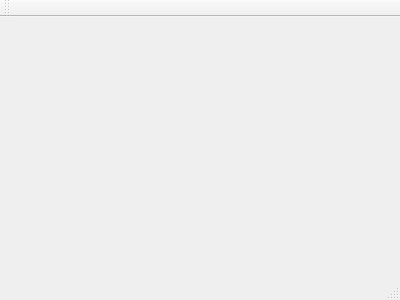
knu-2-tochanenko/OOP, file Note-App/mainwindow.ui: the form before one commit.
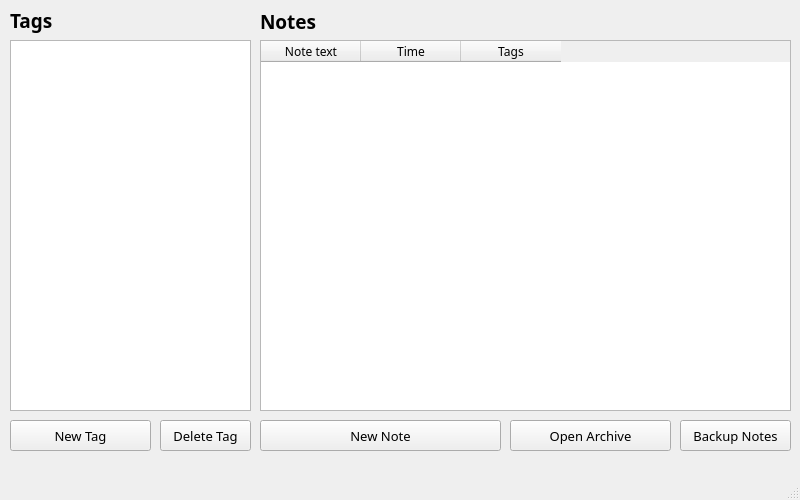
The form after the commit.

Commit message: Added interface. Tag system is working

```diff
--- a/Note-App/mainwindow.ui
+++ b/Note-App/mainwindow.ui
@@ -1,24 +1,240 @@
 <ui version="4.0">
  <class>MainWindow</class>
- <widget class="QMainWindow" name="MainWindow" >
-  <property name="geometry" >
+ <widget class="QMainWindow" name="MainWindow">
+  <property name="geometry">
    <rect>
     <x>0</x>
     <y>0</y>
-    <width>400</width>
-    <height>300</height>
+    <width>800</width>
+    <height>500</height>
    </rect>
   </property>
-  <property name="windowTitle" >
+  <property name="sizePolicy">
+   <sizepolicy hsizetype="Fixed" vsizetype="Fixed">
+    <horstretch>0</horstretch>
+    <verstretch>0</verstretch>
+   </sizepolicy>
+  </property>
+  <property name="minimumSize">
+   <size>
+    <width>800</width>
+    <height>500</height>
+   </size>
+  </property>
+  <property name="maximumSize">
+   <size>
+    <width>800</width>
+    <height>500</height>
+   </size>
+  </property>
+  <property name="windowTitle">
    <string>MainWindow</string>
   </property>
-  <widget class="QMenuBar" name="menuBar" />
-  <widget class="QToolBar" name="mainToolBar" />
-  <widget class="QWidget" name="centralWidget" />
-  <widget class="QStatusBar" name="statusBar" />
+  <widget class="QWidget" name="centralWidget">
+   <widget class="QListWidget" name="list_tags">
+    <property name="geometry">
+     <rect>
+      <x>10</x>
+      <y>40</y>
+      <width>241</width>
+      <height>371</height>
+     </rect>
+    </property>
+   </widget>
+   <widget class="QTableWidget" name="table_notes">
+    <property name="geometry">
+     <rect>
+      <x>260</x>
+      <y>40</y>
+      <width>531</width>
+      <height>371</height>
+     </rect>
+    </property>
+    <column>
+     <property name="text">
+      <string>Note text</string>
+     </property>
+     <property name="font">
+      <font>
+       <family>Century Gothic</family>
+      </font>
+     </property>
+    </column>
+    <column>
+     <property name="text">
+      <string>Time</string>
+     </property>
+     <property name="font">
+      <font>
+       <family>Century Gothic</family>
+      </font>
+     </property>
+    </column>
+    <column>
+     <property name="text">
+      <string>Tags</string>
+     </property>
+     <property name="font">
+      <font>
+       <family>Century Gothic</family>
+      </font>
+     </property>
+    </column>
+   </widget>
+   <widget class="QLabel" name="label_tags">
+    <property name="geometry">
+     <rect>
+      <x>10</x>
+      <y>0</y>
+      <width>241</width>
+      <height>41</height>
+     </rect>
+    </property>
+    <property name="font">
+     <font>
+      <family>Century Gothic</family>
+      <pointsize>14</pointsize>
+      <weight>75</weight>
+      <bold>true</bold>
+     </font>
+    </property>
+    <property name="text">
+     <string>Tags</string>
+    </property>
+   </widget>
+   <widget class="QLabel" name="label_notes">
+    <property name="geometry">
+     <rect>
+      <x>260</x>
+      <y>1</y>
+      <width>241</width>
+      <height>41</height>
+     </rect>
+    </property>
+    <property name="font">
+     <font>
+      <family>Century Gothic</family>
+      <pointsize>14</pointsize>
+      <weight>75</weight>
+      <bold>true</bold>
+     </font>
+    </property>
+    <property name="text">
+     <string>Notes</string>
+    </property>
+   </widget>
+   <widget class="QPushButton" name="button_newNote">
+    <property name="geometry">
+     <rect>
+      <x>260</x>
+      <y>420</y>
+      <width>241</width>
+      <height>31</height>
+     </rect>
+    </property>
+    <property name="font">
+     <font>
+      <family>Century Gothic</family>
+      <pointsize>10</pointsize>
+     </font>
+    </property>
+    <property name="text">
+     <string>New Note</string>
+    </property>
+   </widget>
+   <widget class="QPushButton" name="button_newTag">
+    <property name="geometry">
+     <rect>
+      <x>10</x>
+      <y>420</y>
+      <width>141</width>
+      <height>31</height>
+     </rect>
+    </property>
+    <property name="font">
+     <font>
+      <family>Century Gothic</family>
+      <pointsize>10</pointsize>
+     </font>
+    </property>
+    <property name="text">
+     <string>New Tag</string>
+    </property>
+    <property name="shortcut">
+     <string>Ctrl+T</string>
+    </property>
+   </widget>
+   <widget class="QPushButton" name="button_openArchive">
+    <property name="geometry">
+     <rect>
+      <x>510</x>
+      <y>420</y>
+      <width>161</width>
+      <height>31</height>
+     </rect>
+    </property>
+    <property name="font">
+     <font>
+      <family>Century Gothic</family>
+      <pointsize>10</pointsize>
+     </font>
+    </property>
+    <property name="text">
+     <string>Open Archive</string>
+    </property>
+   </widget>
+   <widget class="QPushButton" name="button_backup">
+    <property name="geometry">
+     <rect>
+      <x>680</x>
+      <y>420</y>
+      <width>111</width>
+      <height>31</height>
+     </rect>
+    </property>
+    <property name="font">
+     <font>
+      <family>Century Gothic</family>
+      <pointsize>10</pointsize>
+     </font>
+    </property>
+    <property name="text">
+     <string>Backup Notes</string>
+    </property>
+   </widget>
+   <widget class="QPushButton" name="button_deleteTag">
+    <property name="geometry">
+     <rect>
+      <x>160</x>
+      <y>420</y>
+      <width>91</width>
+      <height>31</height>
+     </rect>
+    </property>
+    <property name="font">
+     <font>
+      <family>Century Gothic</family>
+      <pointsize>10</pointsize>
+     </font>
+    </property>
+    <property name="text">
+     <string>Delete Tag</string>
+    </property>
+   </widget>
+  </widget>
+  <widget class="QMenuBar" name="menuBar">
+   <property name="geometry">
+    <rect>
+     <x>0</x>
+     <y>0</y>
+     <width>800</width>
+     <height>20</height>
+    </rect>
+   </property>
+  </widget>
+  <widget class="QStatusBar" name="statusBar"/>
  </widget>
- <layoutDefault spacing="6" margin="11" />
- <pixmapfunction></pixmapfunction>
+ <layoutdefault spacing="6" margin="11"/>
  <resources/>
  <connections/>
 </ui>
```
Left out of the diff: 1 changed line with no effect on the pictures. The commit also changes 3 other files.
